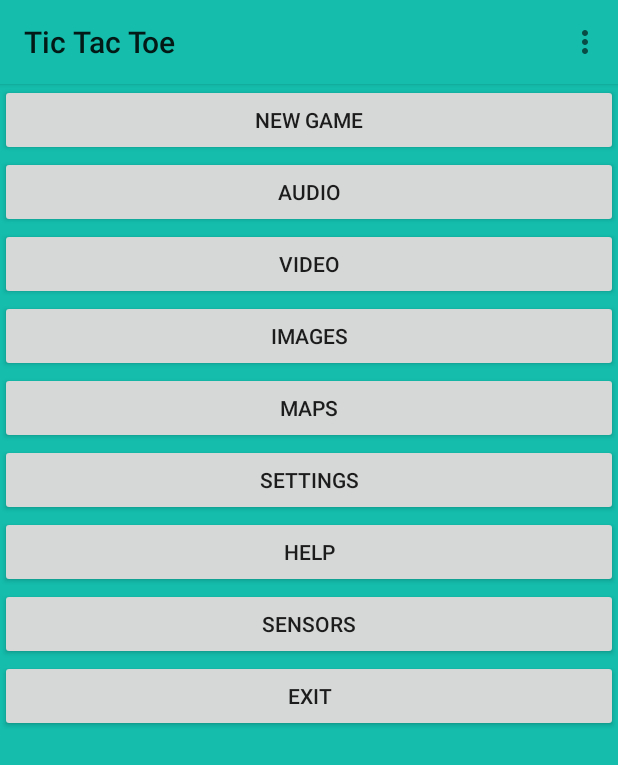
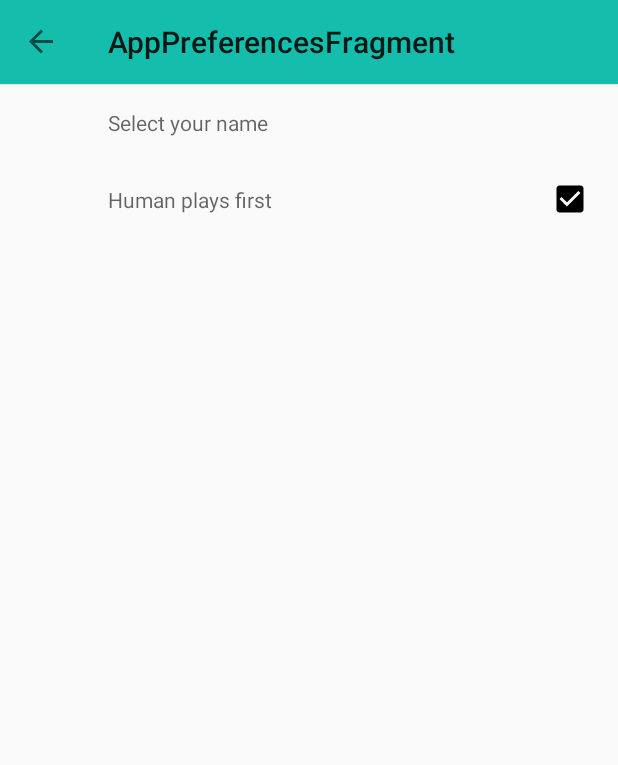
Before and after one commit to sansomguy/tictactoe, an Android app: the screen it shows after launch (MainActivity), in the options menu, after a tap on "Settings", on a phone screen of 412 x 824 dp. Shown: the top 765 px of the screen. Run offline under Robolectric (Android 15) with nearby library versions, the phone set to English and light mode, and no system bars; our stand-ins replace androidx.preference, navigation-ui.

Commit message:
Added a prefernces screen and the navigation from the options screen to the preferences screen

```diff
--- a/app/build.gradle
+++ b/app/build.gradle
@@ -29,6 +29,7 @@ android {
 dependencies {
 
     def nav_version = "2.3.0-alpha05"
+    def preference_version = "1.1.1"
 
     implementation fileTree(dir: 'libs', include: ['*.jar'])
     implementation "org.jetbrains.kotlin:kotlin-stdlib-jdk7:$kotlin_version"
@@ -38,6 +39,8 @@ dependencies {
     implementation "androidx.navigation:navigation-fragment-ktx:$nav_version"
     implementation "androidx.navigation:navigation-ui-ktx:$nav_version"
     implementation 'com.google.android.material:material:1.1.0'
+    implementation "androidx.preference:preference-ktx:$preference_version"
+
     testImplementation 'junit:junit:4.12'
     androidTestImplementation 'androidx.test.ext:junit:1.1.1'
     androidTestImplementation 'androidx.test.espresso:espresso-core:3.2.0'
--- /dev/null
+++ b/app/src/main/java/com/jamber/tictactoe/fragments/AppPreferencesFragment.kt
@@ -0,0 +1,11 @@
+package com.jamber.tictactoe.fragments
+
+import android.os.Bundle
+import androidx.preference.PreferenceFragmentCompat
+import com.jamber.tictactoe.R
+
+class AppPreferencesFragment : PreferenceFragmentCompat() {
+    override fun onCreatePreferences(savedInstanceState: Bundle?, rootKey: String?) {
+        return setPreferencesFromResource(R.xml.app_preferences, rootKey);
+    }
+}
--- a/app/src/main/java/com/jamber/tictactoe/fragments/OptionsFragment.kt
+++ b/app/src/main/java/com/jamber/tictactoe/fragments/OptionsFragment.kt
@@ -47,6 +47,16 @@ class OptionsFragment : Fragment() {
         return view;
     }
 
+    override fun onOptionsItemSelected(item: MenuItem): Boolean {
+        when(item.itemId) {
+            R.id.menu_settings -> {
+                findNavController().navigate(OptionsFragmentDirections.actionOptionsFragmentToAppPreferencesFragment())
+                return true;
+            }
+        }
+        return true;
+    }
+
     private fun startNewGame() {
         findNavController().navigate(OptionsFragmentDirections.actionOptionsFragmentToGameSessionFragment())
     }
--- a/app/src/main/res/navigation/main_nav.xml
+++ b/app/src/main/res/navigation/main_nav.xml
@@ -16,6 +16,9 @@
             app:launchSingleTop="true"
             app:popUpTo="@id/optionsFragment"
             app:popUpToInclusive="true" />
+        <action
+            android:id="@+id/action_optionsFragment_to_appPreferencesFragment"
+            app:destination="@id/appPreferencesFragment" />
     </fragment>
     <fragment
         android:id="@+id/gameSessionFragment"
@@ -40,4 +43,8 @@
         android:id="@+id/registerFragment"
         android:name="com.jamber.tictactoe.fragments.RegisterFragment"
         android:label="RegisterFragment" />
+    <fragment
+        android:id="@+id/appPreferencesFragment"
+        android:name="com.jamber.tictactoe.fragments.AppPreferencesFragment"
+        android:label="AppPreferencesFragment" />
 </navigation>
--- /dev/null
+++ b/app/src/main/res/xml/app_preferences.xml
@@ -0,0 +1,7 @@
+<?xml version="1.0" encoding="utf-8"?>
+<PreferenceScreen xmlns:android="http://schemas.android.com/apk/res/android"
+    xmlns:app="http://schemas.android.com/apk/res-auto"
+    android:title="Settings">
+    <EditTextPreference android:key="name" android:summary="Select your name" android:defaultValue="Player 1"/>
+    <CheckBoxPreference android:key="human_starts" app:summary="Human plays first" android:defaultValue="true" />
+</PreferenceScreen>
```
